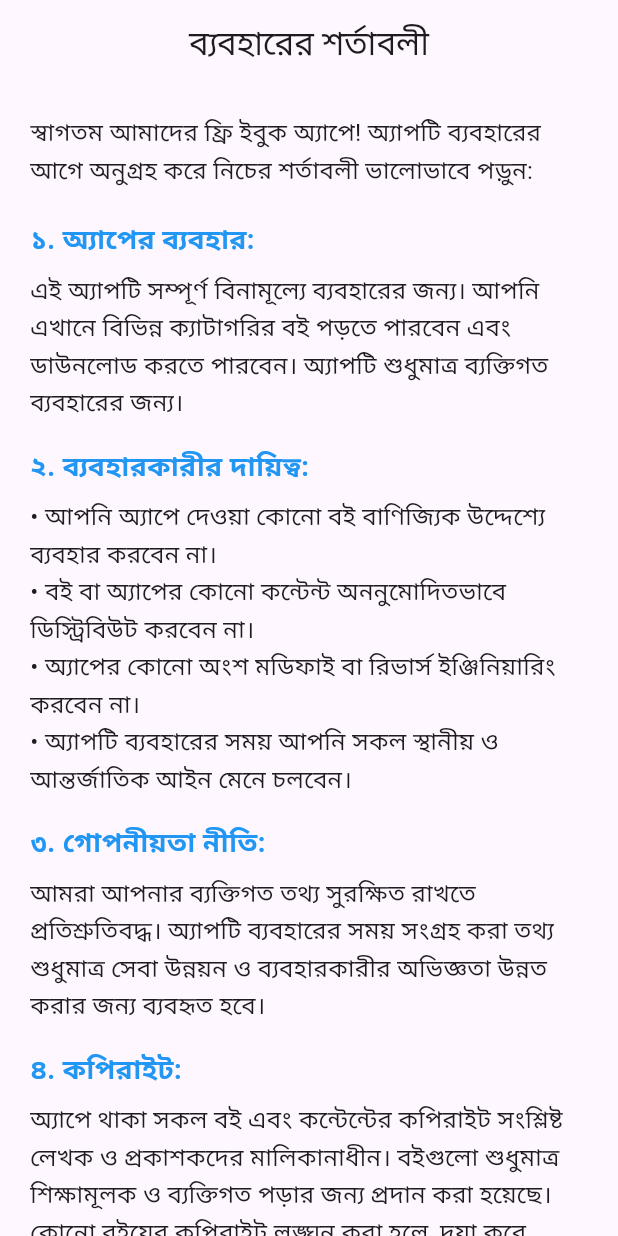
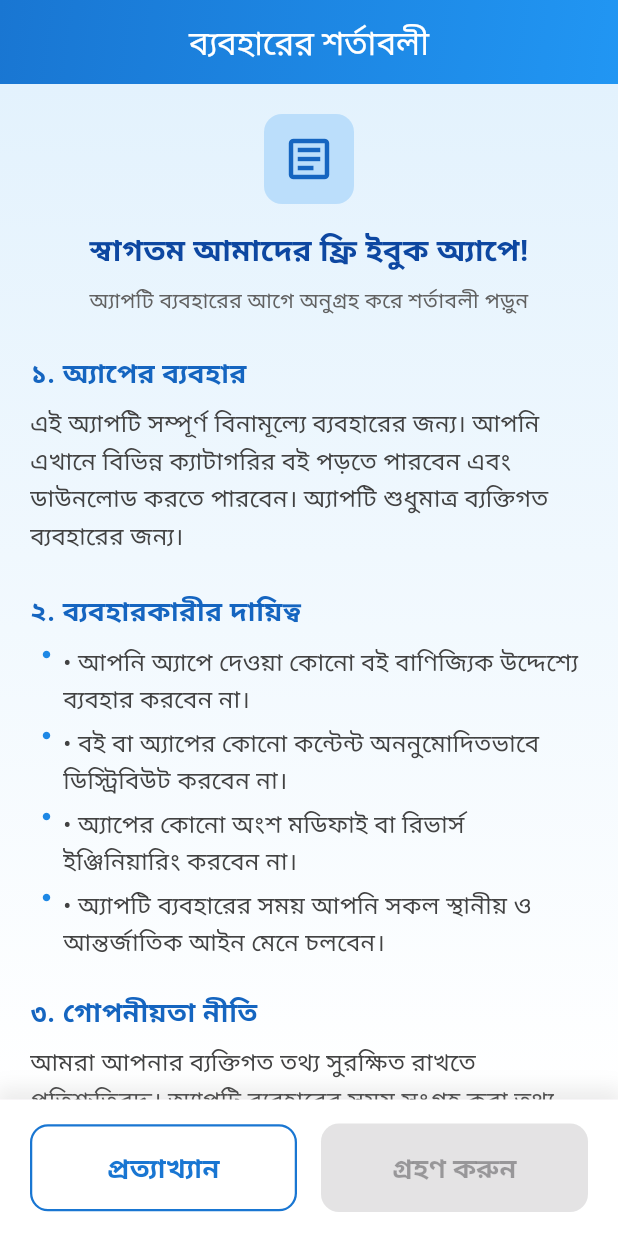
Before and after one commit to mehrabrafi/pathagar, a Flutter app: the TermsOfServiceScreen screen opened directly, on a phone screen of 412 x 824 dp. Run offline on Flutter 3.47's test engine with Material 3 defaults, Android fonts, the light colour scheme and no system bars; our stand-ins replace cached_network_image, connectivity_plus, dio, flutter_cache_manager, shared_preferences, shimmer; missing offline and left inert: flutter_pdfview, syncfusion_flutter_pdfviewer; accounts and stored records are empty.

Commit message:
improve ui

```diff
--- a/lib/views/screens/TermsOfServiceScreen.dart
+++ b/lib/views/screens/TermsOfServiceScreen.dart
@@ -34,6 +34,7 @@ class _TermsOfServiceScreenState extends State<TermsOfServiceScreen> {
   Widget build(BuildContext context) {
     final theme = Theme.of(context);
     final isTablet = MediaQuery.of(context).size.width > 600;
+    final textScale = MediaQuery.of(context).textScaleFactor;
 
     return WillPopScope(
       onWillPop: () async {
@@ -42,13 +43,42 @@ class _TermsOfServiceScreenState extends State<TermsOfServiceScreen> {
       },
       child: Scaffold(
         appBar: AppBar(
-          title: const Text('ব্যবহারের শর্তাবলী'),
+          title: const Text('ব্যবহারের শর্তাবলী',style: TextStyle(color: Colors.white),),
           centerTitle: true,
           automaticallyImplyLeading: false,
+          elevation: 0,
+          flexibleSpace: Container(
+            decoration: BoxDecoration(
+              gradient: LinearGradient(
+                colors: [Colors.blue.shade700, Colors.blue.shade500],
+                begin: Alignment.topLeft,
+                end: Alignment.bottomRight,
+              ),
+            ),
+          ),
         ),
         body: _isLoading
-            ? const Center(child: CircularProgressIndicator())
-            : SingleChildScrollView(
+            ? const Center(
+          child: CircularProgressIndicator(
+            strokeWidth: 3,
+            valueColor: AlwaysStoppedAnimation<Color>(Colors.blue),
+          ),
+        )
+            : Column(
+          children: [
+            Expanded(
+              child: Container(
+                decoration: BoxDecoration(
+                  gradient: LinearGradient(
+                    begin: Alignment.topCenter,
+                    end: Alignment.bottomCenter,
+                    colors: [
+                      Colors.blue.shade50,
+                      Colors.white,
+                    ],
+                  ),
+                ),
+                child: SingleChildScrollView(
                   padding: EdgeInsets.symmetric(
                     horizontal: isTablet ? 40 : 20,
                     vertical: 20,
@@ -56,129 +86,115 @@ class _TermsOfServiceScreenState extends State<TermsOfServiceScreen> {
                   child: Column(
                     crossAxisAlignment: CrossAxisAlignment.start,
                     children: [
-              const Text(
-                'স্বাগতম আমাদের ফ্রি ইবুক অ্যাপে! অ্যাপটি ব্যবহারের আগে অনুগ্রহ করে নিচের শর্তাবলী ভালোভাবে পড়ুন:',
-                style: TextStyle(fontSize: 16, height: 1.5),
+                      Center(
+                        child: Container(
+                          padding: const EdgeInsets.all(12),
+                          decoration: BoxDecoration(
+                            color: Colors.blue.shade100,
+                            borderRadius: BorderRadius.circular(12),
                           ),
-              const SizedBox(height: 20),
-              const Text(
-                '১. অ্যাপের ব্যবহার:',
+                          child: Icon(
+                            Icons.article_outlined,
+                            size: isTablet ? 48 : 36,
+                            color: Colors.blue.shade800,
+                          ),
+                        ),
+                      ),
+                      const SizedBox(height: 16),
+                      Center(
+                        child: Text(
+                          'স্বাগতম আমাদের ফ্রি ইবুক অ্যাপে!',
                           style: TextStyle(
-                    fontSize: 18,
+                            fontSize: isTablet ? 24 : 20,
                             fontWeight: FontWeight.bold,
-                    color: Colors.blue),
+                            color: Colors.blue.shade900,
+                          ),
+                          textAlign: TextAlign.center,
+                        ),
                       ),
                       const SizedBox(height: 8),
-              const Text(
-                'এই অ্যাপটি সম্পূর্ণ বিনামূল্যে ব্যবহারের জন্য। আপনি এখানে বিভিন্ন ক্যাটাগরির বই পড়তে পারবেন এবং ডাউনলোড করতে পারবেন। অ্যাপটি শুধুমাত্র ব্যক্তিগত ব্যবহারের জন্য।',
-                style: TextStyle(fontSize: 16, height: 1.5),
+                      Center(
+                        child: Text(
+                          'অ্যাপটি ব্যবহারের আগে অনুগ্রহ করে শর্তাবলী পড়ুন',
+                          style: TextStyle(
+                            fontSize: isTablet ? 16 : 14,
+                            color: Colors.grey.shade700,
                           ),
+                          textAlign: TextAlign.center,
+                        ),
+                      ),
+                      const SizedBox(height: 24),
+                      _buildSectionHeader('১. অ্যাপের ব্যবহার'),
+                      _buildSectionContent(
+                          'এই অ্যাপটি সম্পূর্ণ বিনামূল্যে ব্যবহারের জন্য। আপনি এখানে বিভিন্ন ক্যাটাগরির বই পড়তে পারবেন এবং ডাউনলোড করতে পারবেন। অ্যাপটি শুধুমাত্র ব্যক্তিগত ব্যবহারের জন্য।'),
                       const SizedBox(height: 16),
-              const Text(
-                '২. ব্যবহারকারীর দায়িত্ব:',
-                style: TextStyle(
-                    fontSize: 18,
-                    fontWeight: FontWeight.bold,
-                    color: Colors.blue),
+                      _buildSectionHeader('২. ব্যবহারকারীর দায়িত্ব'),
+                      _buildBulletPoint(
+                          '• আপনি অ্যাপে দেওয়া কোনো বই বাণিজ্যিক উদ্দেশ্যে ব্যবহার করবেন না।'),
+                      _buildBulletPoint(
+                          '• বই বা অ্যাপের কোনো কন্টেন্ট অননুমোদিতভাবে ডিস্ট্রিবিউট করবেন না।'),
+                      _buildBulletPoint(
+                          '• অ্যাপের কোনো অংশ মডিফাই বা রিভার্স ইঞ্জিনিয়ারিং করবেন না।'),
+                      _buildBulletPoint(
+                          '• অ্যাপটি ব্যবহারের সময় আপনি সকল স্থানীয় ও আন্তর্জাতিক আইন মেনে চলবেন।'),
+                      const SizedBox(height: 16),
+                      _buildSectionHeader('৩. গোপনীয়তা নীতি'),
+                      _buildSectionContent(
+                          'আমরা আপনার ব্যক্তিগত তথ্য সুরক্ষিত রাখতে প্রতিশ্রুতিবদ্ধ। অ্যাপটি ব্যবহারের সময় সংগ্রহ করা তথ্য শুধুমাত্র সেবা উন্নয়ন ও ব্যবহারকারীর অভিজ্ঞতা উন্নত করার জন্য ব্যবহৃত হবে।'),
+                      const SizedBox(height: 16),
+                      _buildSectionHeader('৪. কপিরাইট'),
+                      _buildSectionContent(
+                          'অ্যাপে থাকা সকল বই এবং কন্টেন্টের কপিরাইট সংশ্লিষ্ট লেখক ও প্রকাশকদের মালিকানাধীন। বইগুলো শুধুমাত্র শিক্ষামূলক ও ব্যক্তিগত পড়ার জন্য প্রদান করা হয়েছে। কোনো বইয়ের কপিরাইট লঙ্ঘন করা হলে, দয়া করে আমাদের জানান আমরা তা সরিয়ে দেব।'),
+                      const SizedBox(height: 16),
+                      _buildSectionHeader('৫. পরিবর্তনের অধিকার'),
+                      _buildSectionContent(
+                          'আমরা যেকোনো সময় এই শর্তাবলী পরিবর্তন করার অধিকার রাখি। পরিবর্তিত শর্তাবলী অ্যাপে প্রকাশিত হওয়ার পর থেকে তা কার্যকর বলে গণ্য হবে।'),
+                      const SizedBox(height: 16),
+                      _buildSectionHeader('৬. দায়বদ্ধতা'),
+                      _buildSectionContent(
+                          'এই অ্যাপে প্রদত্ত বই ও কন্টেন্টের জন্য আমরা সরাসরি দায়ী নই। বইয়ে প্রকাশিত মতামত লেখকের নিজস্ব মতামত, আমাদের নয়। বই পড়ার ফলে কোনো প্রকার ক্ষতির জন্য আমরা দায়বদ্ধ থাকব না।'),
+                      const SizedBox(height: 24),
+                      _buildAgreementCheckbox(),
+                      const SizedBox(height: 20),
+                    ],
                   ),
-              const SizedBox(height: 8),
-              const Text(
-                '• আপনি অ্যাপে দেওয়া কোনো বই বাণিজ্যিক উদ্দেশ্যে ব্যবহার করবেন না।\n'
-                    '• বই বা অ্যাপের কোনো কন্টেন্ট অননুমোদিতভাবে ডিস্ট্রিবিউট করবেন না।\n'
-                    '• অ্যাপের কোনো অংশ মডিফাই বা রিভার্স ইঞ্জিনিয়ারিং করবেন না।\n'
-                    '• অ্যাপটি ব্যবহারের সময় আপনি সকল স্থানীয় ও আন্তর্জাতিক আইন মেনে চলবেন।',
-                style: TextStyle(fontSize: 16, height: 1.5),
                 ),
-              const SizedBox(height: 16),
-              const Text(
-                '৩. গোপনীয়তা নীতি:',
-                style: TextStyle(
-                    fontSize: 18,
-                    fontWeight: FontWeight.bold,
-                    color: Colors.blue),
               ),
-              const SizedBox(height: 8),
-              const Text(
-                'আমরা আপনার ব্যক্তিগত তথ্য সুরক্ষিত রাখতে প্রতিশ্রুতিবদ্ধ। অ্যাপটি ব্যবহারের সময় সংগ্রহ করা তথ্য শুধুমাত্র সেবা উন্নয়ন ও ব্যবহারকারীর অভিজ্ঞতা উন্নত করার জন্য ব্যবহৃত হবে।',
-                style: TextStyle(fontSize: 16, height: 1.5),
             ),
-              const SizedBox(height: 16),
-              const Text(
-                '৪. কপিরাইট:',
-                style: TextStyle(
-                    fontSize: 18,
-                    fontWeight: FontWeight.bold,
-                    color: Colors.blue),
-              ),
-              const SizedBox(height: 8),
-              const Text(
-                'অ্যাপে থাকা সকল বই এবং কন্টেন্টের কপিরাইট সংশ্লিষ্ট লেখক ও প্রকাশকদের মালিকানাধীন। বইগুলো শুধুমাত্র শিক্ষামূলক ও ব্যক্তিগত পড়ার জন্য প্রদান করা হয়েছে। কোনো বইয়ের কপিরাইট লঙ্ঘন করা হলে, দয়া করে আমাদের জানান আমরা তা সরিয়ে দেব।',
-                style: TextStyle(fontSize: 16, height: 1.5),
-              ),
-              const SizedBox(height: 16),
-              const Text(
-                '৫. পরিবর্তনের অধিকার:',
-                style: TextStyle(
-                    fontSize: 18,
-                    fontWeight: FontWeight.bold,
-                    color: Colors.blue),
-              ),
-              const SizedBox(height: 8),
-              const Text(
-                'আমরা যেকোনো সময় এই শর্তাবলী পরিবর্তন করার অধিকার রাখি। পরিবর্তিত শর্তাবলী অ্যাপে প্রকাশিত হওয়ার পর থেকে তা কার্যকর বলে গণ্য হবে।',
-                style: TextStyle(fontSize: 16, height: 1.5),
-              ),
-              const SizedBox(height: 16),
-              const Text(
-                '৬. দায়বদ্ধতা:',
-                style: TextStyle(
-                    fontSize: 18,
-                    fontWeight: FontWeight.bold,
-                    color: Colors.blue),
-              ),
-              const SizedBox(height: 8),
-              const Text(
-                'এই অ্যাপে প্রদত্ত বই ও কন্টেন্টের জন্য আমরা সরাসরি দায়ী নই। বইয়ে প্রকাশিত মতামত লেখকের নিজস্ব মতামত, আমাদের নয়। বই পড়ার ফলে কোনো প্রকার ক্ষতির জন্য আমরা দায়বদ্ধ থাকব না।',
-                style: TextStyle(fontSize: 16, height: 1.5),
-              ),
-              const SizedBox(height: 20),
-              Row(
-                children: [
-                  Checkbox(
-                    value: _hasAgreed,
-                    onChanged: (value) {
-                      setState(() {
-                        _hasAgreed = value ?? false;
-                      });
-                    },
-                  ),
-                  const Expanded(
-                    child: Text(
-                      'আমি উপরের শর্তাবলী পড়েছি এবং তা মেনে নিচ্ছি',
-                      style: TextStyle(fontSize: 16),
-                    ),
+            Container(
+              padding: const EdgeInsets.symmetric(
+                  horizontal: 20, vertical: 16),
+              decoration: BoxDecoration(
+                color: Colors.white,
+                boxShadow: [
+                  BoxShadow(
+                    color: Colors.grey.withOpacity(0.2),
+                    blurRadius: 10,
+                    spreadRadius: 3,
+                    offset: const Offset(0, -5),
                   ),
                 ],
               ),
-              const SizedBox(height: 30),
-              Row(
+              child: Row(
                 children: [
                   Expanded(
                     child: OutlinedButton(
                       style: OutlinedButton.styleFrom(
-                        padding: const EdgeInsets.symmetric(vertical: 16),
+                        padding: EdgeInsets.symmetric(
+                            vertical: isTablet ? 18 : 16),
                         shape: RoundedRectangleBorder(
                           borderRadius: BorderRadius.circular(12),
                         ),
-                        side: BorderSide(color: theme.primaryColor),
+                        side: BorderSide(
+                            color: Colors.blue.shade700, width: 1.5),
                       ),
                       onPressed: _rejectTerms,
                       child: Text(
                         'প্রত্যাখ্যান',
                         style: TextStyle(
-                          fontSize: isTablet ? 20 : 18,
+                          fontSize: (isTablet ? 20 : 18) / textScale,
                           fontWeight: FontWeight.w600,
-                          color: Colors.black,
+                          color: Colors.blue.shade700,
                         ),
                       ),
                     ),
@@ -186,42 +202,134 @@ class _TermsOfServiceScreenState extends State<TermsOfServiceScreen> {
                   const SizedBox(width: 16),
                   Expanded(
                     child: ElevatedButton(
-                      style: ButtonStyle(
-                        backgroundColor: MaterialStateProperty.resolveWith<Color>(
-                              (Set<MaterialState> states) {
-                            if (states.contains(MaterialState.disabled)) {
-                              return Colors.blueAccent.withOpacity(0.5); // Disabled color
-                            }
-                            return Colors.blueAccent; // Enabled color
-                          },
-                        ),
-                        foregroundColor: WidgetStateProperty.all<Color>(Colors.white),
-                        padding: WidgetStateProperty.all<EdgeInsets>(
-                          const EdgeInsets.symmetric(vertical: 16),
-                        ),
-                        shape: WidgetStateProperty.all<RoundedRectangleBorder>(
-                          RoundedRectangleBorder(
+                      style: ElevatedButton.styleFrom(
+                        backgroundColor: _hasAgreed
+                            ? Colors.blue.shade700
+                            : Colors.blue.shade300,
+                        foregroundColor: Colors.white,
+                        padding: EdgeInsets.symmetric(
+                            vertical: isTablet ? 18 : 16),
+                        shape: RoundedRectangleBorder(
                           borderRadius: BorderRadius.circular(12),
                         ),
-                        ),
-                        elevation: WidgetStateProperty.all<double>(2),
+                        elevation: 2,
+                        shadowColor: Colors.blue.shade200,
                       ),
                       onPressed: _hasAgreed ? _acceptTerms : null,
                       child: Text(
                         'গ্রহণ করুন',
                         style: TextStyle(
-                          fontSize: isTablet ? 20 : 18,
+                          fontSize: (isTablet ? 20 : 18) / textScale,
                           fontWeight: FontWeight.w600,
                         ),
                       ),
-                    )
-                    ,
                     ),
-                ],
                   ),
                 ],
               ),
             ),
+          ],
+        ),
+      ),
+    );
+  }
+
+  Widget _buildSectionHeader(String text) {
+    return Padding(
+      padding: const EdgeInsets.only(bottom: 8),
+      child: Text(
+        text,
+        style: TextStyle(
+          fontSize: 18,
+          fontWeight: FontWeight.bold,
+          color: Colors.blue.shade800,
+        ),
+      ),
+    );
+  }
+
+  Widget _buildSectionContent(String text) {
+    return Padding(
+      padding: const EdgeInsets.only(bottom: 8),
+      child: Text(
+        text,
+        style: TextStyle(
+          fontSize: 16,
+          height: 1.5,
+          color: Colors.grey.shade800,
+        ),
+      ),
+    );
+  }
+
+  Widget _buildBulletPoint(String text) {
+    return Padding(
+      padding: const EdgeInsets.only(left: 8, bottom: 4),
+      child: Row(
+        crossAxisAlignment: CrossAxisAlignment.start,
+        children: [
+          Padding(
+            padding: const EdgeInsets.only(top: 4, right: 8),
+            child: Icon(
+              Icons.circle,
+              size: 6,
+              color: Colors.blue.shade600,
+            ),
+          ),
+          Expanded(
+            child: Text(
+              text,
+              style: TextStyle(
+                fontSize: 16,
+                height: 1.5,
+                color: Colors.grey.shade800,
+              ),
+            ),
+          ),
+        ],
+      ),
+    );
+  }
+
+  Widget _buildAgreementCheckbox() {
+    return Container(
+      padding: const EdgeInsets.all(12),
+      decoration: BoxDecoration(
+        color: Colors.blue.shade50,
+        borderRadius: BorderRadius.circular(12),
+        border: Border.all(color: Colors.blue.shade100, width: 1.5),
+      ),
+      child: Row(
+        children: [
+          Theme(
+            data: Theme.of(context).copyWith(
+              unselectedWidgetColor: Colors.blue.shade700,
+            ),
+            child: Checkbox(
+              value: _hasAgreed,
+              onChanged: (value) {
+                setState(() {
+                  _hasAgreed = value ?? false;
+                });
+              },
+              activeColor: Colors.blue.shade700,
+              shape: RoundedRectangleBorder(
+                borderRadius: BorderRadius.circular(4),
+              ),
+            ),
+          ),
+          const SizedBox(width: 8),
+          Expanded(
+            child: Text(
+              'আমি উপরের শর্তাবলী পড়েছি এবং তা মেনে নিচ্ছি',
+              style: TextStyle(
+                fontSize: 16,
+                fontWeight: FontWeight.w500,
+                color: Colors.blue.shade900,
+              ),
+            ),
+          ),
+        ],
       ),
     );
   }
```
Lines whose indentation alone changed are shown as unchanged.
